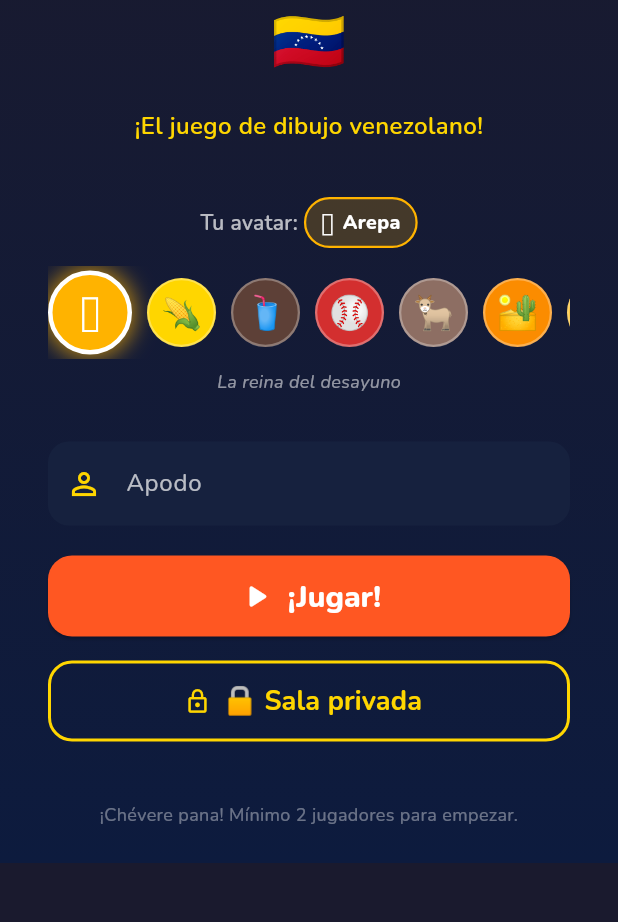
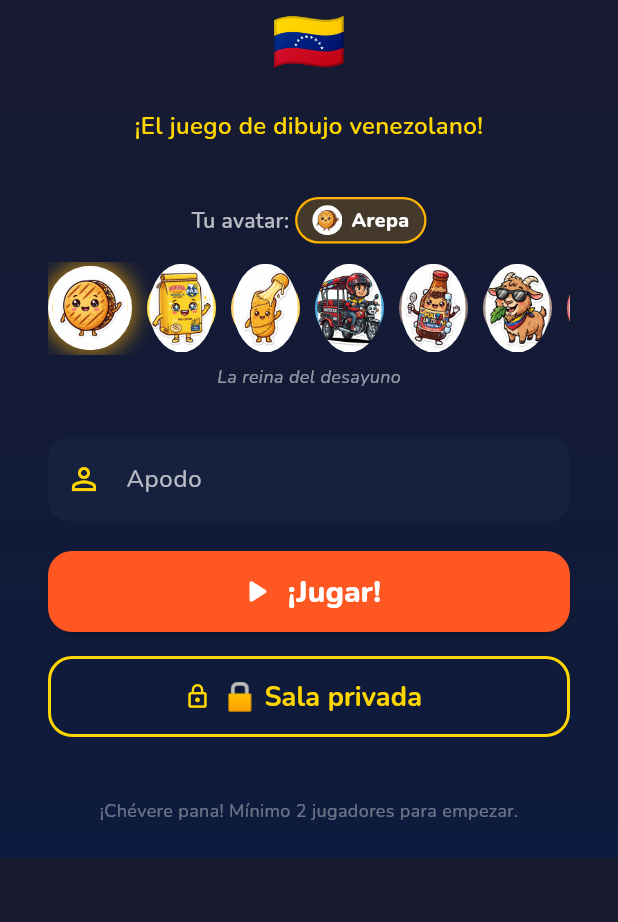
Before and after one commit to Rhojer/juego-pintar-multiplataforma, a Flutter app: the screen it shows after launch, on a phone screen of 412 x 824 dp, the part 172-1094 px from its top. Run offline on Flutter 3.47's test engine with Material 3 defaults, Android fonts, the phone set to English and light mode, and no system bars; our stand-ins replace flutter_riverpod, go_router, google_fonts, shared_preferences, socket_io_client; network calls fail.

Commit message:
feat: ilustrar y personalizar avatares criollos con estilo sticker venezolano

```diff
--- a/app/lib/models/vzla_avatar.dart
+++ b/app/lib/models/vzla_avatar.dart
@@ -8,6 +8,7 @@ class VzlaAvatar {
     required this.emoji,
     required this.color,
     required this.subtitle,
+    required this.assetPath,
   });
 
   final String id;
@@ -15,6 +16,7 @@ class VzlaAvatar {
   final String emoji;
   final Color color;
   final String subtitle;
+  final String assetPath;
 }
 
 class VzlaAvatars {
@@ -25,6 +27,7 @@ class VzlaAvatars {
       emoji: '🫓',
       color: Color(0xFFFFB300),
       subtitle: 'La reina del desayuno',
+      assetPath: 'assets/avatars/arepa.jpg',
     ),
     VzlaAvatar(
       id: 'harina_pan',
@@ -32,6 +35,23 @@ class VzlaAvatars {
       emoji: '🌽',
       color: Color(0xFFFFD600),
       subtitle: 'El paquete amarillo',
+      assetPath: 'assets/avatars/harina_pan.jpg',
+    ),
+    VzlaAvatar(
+      id: 'tequeno',
+      name: 'Tequeño',
+      emoji: '🧀',
+      color: Color(0xFFFBC02D),
+      subtitle: 'No hay fiesta sin él',
+      assetPath: 'assets/avatars/tequeno.jpg',
+    ),
+    VzlaAvatar(
+      id: 'mototaxi',
+      name: 'Mototaxi',
+      emoji: '🛵',
+      color: Color(0xFF0288D1),
+      subtitle: '¡Por la orillita, pana!',
+      assetPath: 'assets/avatars/mototaxi.jpg',
     ),
     VzlaAvatar(
       id: 'malta',
@@ -39,6 +59,15 @@ class VzlaAvatars {
       emoji: '🥤',
       color: Color(0xFF5D4037),
       subtitle: 'Bien fría con leche',
+      assetPath: 'assets/avatars/malta.jpg',
+    ),
+    VzlaAvatar(
+      id: 'chivo',
+      name: 'Chivo',
+      emoji: '🐐',
+      color: Color(0xFF8D6E63),
+      subtitle: 'Chivo en coco maracucho',
+      assetPath: 'assets/avatars/chivo.jpg',
     ),
     VzlaAvatar(
       id: 'baseball',
@@ -46,13 +75,23 @@ class VzlaAvatars {
       emoji: '⚾',
       color: Color(0xFFD32F2F),
       subtitle: '¡Pelotero de corazón!',
+      assetPath: 'assets/avatars/baseball.jpg',
     ),
     VzlaAvatar(
-      id: 'chivo',
-      name: 'Chivo',
-      emoji: '🐐',
-      color: Color(0xFF8D6E63),
-      subtitle: 'Chivo en coco maracucho',
+      id: 'iguana',
+      name: 'Iguana',
+      emoji: '🦎',
+      color: Color(0xFF43A047),
+      subtitle: 'Caimán de árbol',
+      assetPath: 'assets/avatars/iguana.jpg',
+    ),
+    VzlaAvatar(
+      id: 'guacamaya',
+      name: 'Guacamaya',
+      emoji: '🦜',
+      color: Color(0xFFE91E63),
+      subtitle: 'Colores del cielo caraqueño',
+      assetPath: 'assets/avatars/guacamaya.jpg',
     ),
     VzlaAvatar(
       id: 'desierto',
@@ -60,34 +99,7 @@ class VzlaAvatars {
       emoji: '🏜️',
       color: Color(0xFFFB8C00),
       subtitle: 'Médanos de Coro',
-    ),
-    VzlaAvatar(
-      id: 'tequeno',
-      name: 'Tequeño',
-      emoji: '🧀',
-      color: Color(0xFFFBC02D),
-      subtitle: 'No hay fiesta sin él',
-    ),
-    VzlaAvatar(
-      id: 'iguana',
-      name: 'Iguana',
-      emoji: '🦎',
-      color: Color(0xFF43A047),
-      subtitle: 'Caimán de árbol',
-    ),
-    VzlaAvatar(
-      id: 'mototaxi',
-      name: 'Mototaxi',
-      emoji: '🛵',
-      color: Color(0xFF0288D1),
-      subtitle: '¡Por la orillita, pana!',
-    ),
-    VzlaAvatar(
-      id: 'guacamaya',
-      name: 'Guacamaya',
-      emoji: '🦜',
-      color: Color(0xFFE91E63),
-      subtitle: 'Colores del cielo caraqueño',
+      assetPath: 'assets/avatars/desierto.jpg',
     ),
   ];
 
--- a/app/lib/screens/home_screen.dart
+++ b/app/lib/screens/home_screen.dart
@@ -351,7 +351,15 @@ class _HomeScreenState extends ConsumerState<HomeScreen>
               child: Row(
                 mainAxisSize: MainAxisSize.min,
                 children: [
-                  Text(currentAvatar.emoji, style: const TextStyle(fontSize: 16)),
+                  ClipOval(
+                    child: Image.asset(
+                      currentAvatar.assetPath,
+                      width: 20,
+                      height: 20,
+                      fit: BoxFit.cover,
+                      errorBuilder: (_, __, ___) => Text(currentAvatar.emoji, style: const TextStyle(fontSize: 16)),
+                    ),
+                  ),
                   const SizedBox(width: 6),
                   Text(
                     currentAvatar.name,
@@ -403,11 +411,19 @@ class _HomeScreenState extends ConsumerState<HomeScreen>
                           ]
                         : null,
                   ),
-                  child: Center(
-                    child: Text(
-                      av.emoji,
-                      style: TextStyle(
-                        fontSize: isSelected ? 26 : 22,
+                  child: ClipOval(
+                    child: Image.asset(
+                      av.assetPath,
+                      width: isSelected ? 56 : 46,
+                      height: isSelected ? 56 : 46,
+                      fit: BoxFit.cover,
+                      errorBuilder: (_, __, ___) => Center(
+                        child: Text(
+                          av.emoji,
+                          style: TextStyle(
+                            fontSize: isSelected ? 26 : 22,
+                          ),
+                        ),
                       ),
                     ),
                   ),
--- a/app/pubspec.yaml
+++ b/app/pubspec.yaml
@@ -1,6 +1,6 @@
 name: rayando
 description: Rayando - Juego de dibujo venezolano ¡Chévere pana!
-version: 1.0.1+2
+version: 1.0.2+3
 
 environment:
   sdk: '>=3.0.0 <4.0.0'
@@ -26,3 +26,4 @@ flutter:
   uses-material-design: true
   assets:
     - assets/
+    - assets/avatars/
```
Also changed, not shown: app/lib/widgets/player_avatar.dart (+15 -5 lines), app/assets/avatars/arepa.jpg (added), app/assets/avatars/baseball.jpg (added), app/assets/avatars/chivo.jpg (added), app/assets/avatars/desierto.jpg (added), app/assets/avatars/guacamaya.jpg (added), app/assets/avatars/harina_pan.jpg (added), app/assets/avatars/iguana.jpg (added), app/assets/avatars/malta.jpg (added), app/assets/avatars/mototaxi.jpg (added), app/assets/avatars/tequeno.jpg (added).
